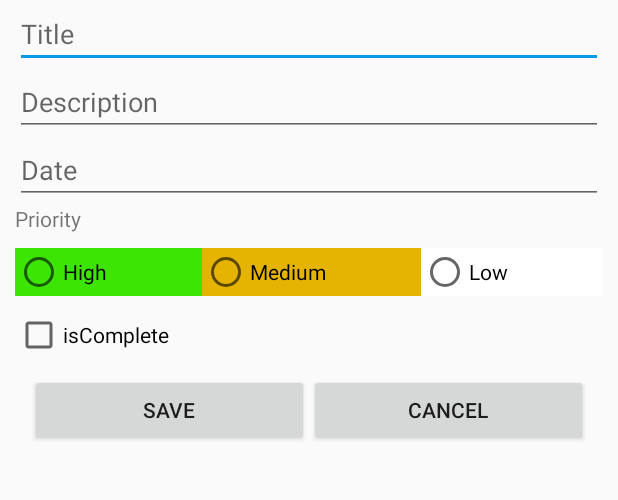
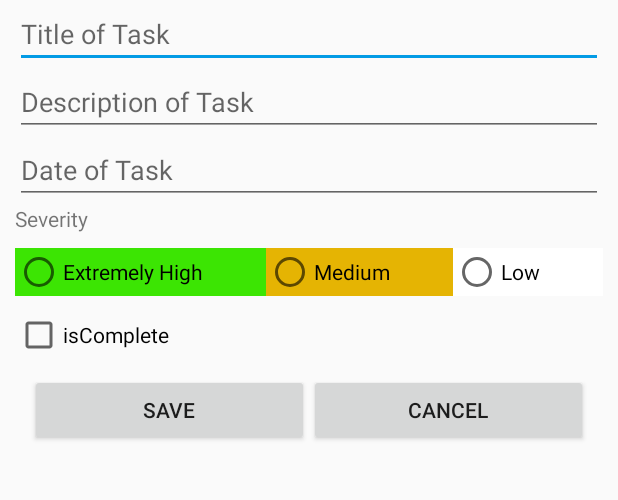
Before and after one commit to samiksharupakheti/Finalapp, an Android app: the EditTodoFragment screen opened directly, with no data from a screen before it, on a phone screen of 412 x 824 dp, the part 128-628 px from its top. Run offline under Robolectric (Android 15) with nearby library versions, the phone set to English and light mode, and no system bars; our stand-ins replace Room's generated code.

Commit message:
changing the strings data

```diff
--- a/app/src/main/res/values/strings.xml
+++ b/app/src/main/res/values/strings.xml
@@ -23,16 +23,16 @@
     <!-- TODO: Remove or change this placeholder text -->
     <string name="hello_blank_fragment">Hello blank fragment</string>
 
-    <string name="edit_title">Title</string>
-    <string name="edit_description">Description</string>
-    <string name="edit_date">Date</string>
-    <string name="edit_priority">Priority</string>
-    <string name="edit_high">High</string>
+    <string name="edit_title">Title of Task</string>
+    <string name="edit_description">Description of Task </string>
+    <string name="edit_date">Date of Task</string>
+    <string name="edit_priority">Severity </string>
+    <string name="edit_high">Extremely High</string>
     <string name="edit_medium">Medium</string>
     <string name="edit_low">Low</string>
     <string name="edit_isComplete">isComplete</string>
     <string name="edit_save">Save</string>
-    <string name="edit_cancel_prompt">Do you want to return to main screen?</string>
+    <string name="edit_cancel_prompt">Do you desire to return to home screen?</string>
     <string name="edit_update">Update</string>
 
 
```
